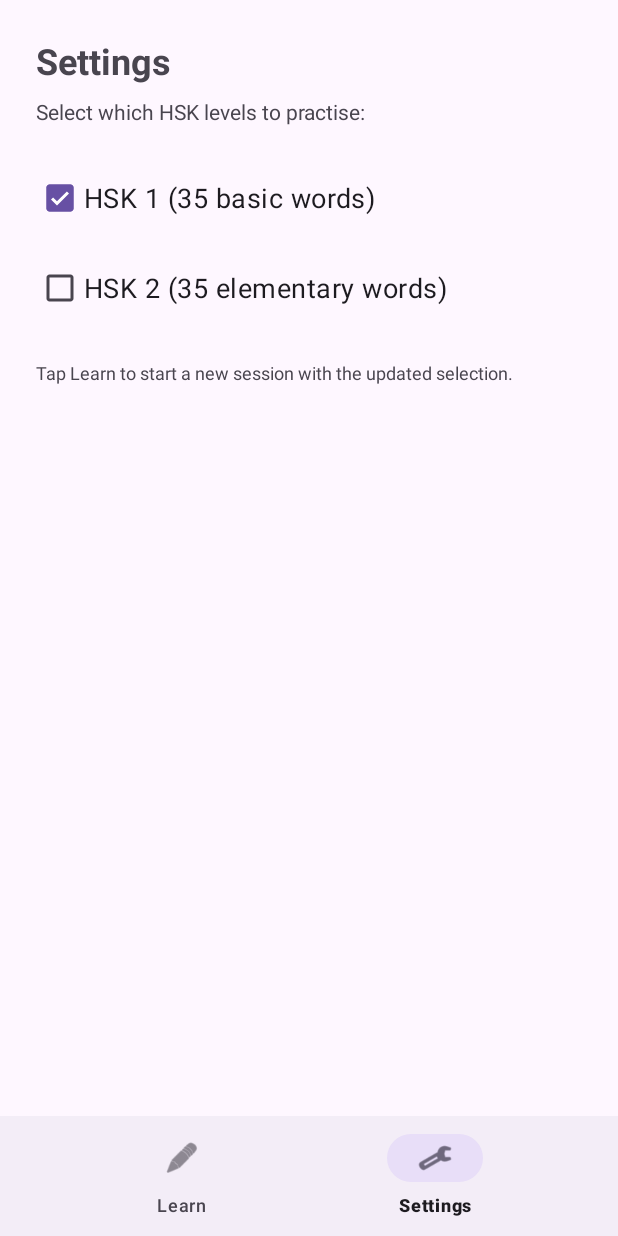
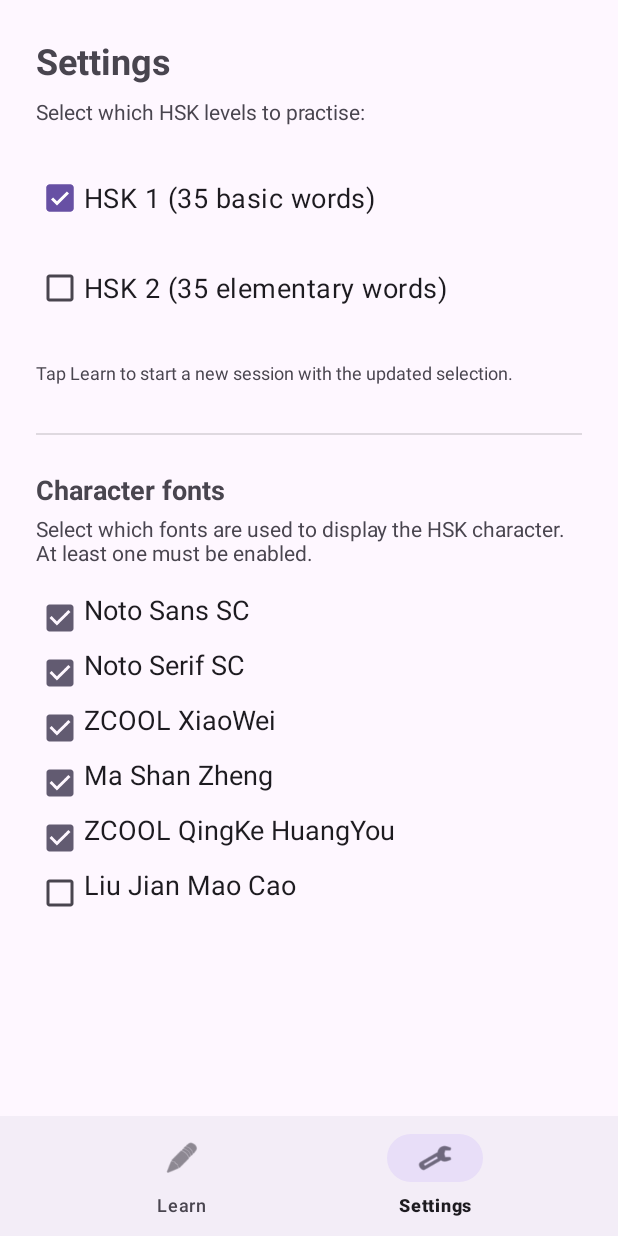
Before and after one commit to laufbanane2-create/hsk-learning, an Android app: the screen it shows after launch (MainActivity), item 2 of the bottom bar chosen, on a phone screen of 412 x 824 dp. Run offline under Robolectric (Android 15) with nearby library versions, the phone set to English and light mode, and no system bars; 2 statements that could not run were skipped.

Commit message:
feat: add font selector to settings tab
Agent-Logs-Url: https://github.com/laufbanane2-create/hsk-learning/sessions/cd5d1767-e659-4f36-bcec-6c3538c1c678

Co-authored-by: laufbanane2-create <272852210+laufbanane2-create@users.noreply.github.com>

```diff
--- /dev/null
+++ b/app/src/main/java/com/laufbanane2/hsklearning/data/ChineseFont.kt
@@ -0,0 +1,24 @@
+package com.laufbanane2.hsklearning.data
+
+import android.content.SharedPreferences
+
+data class ChineseFont(
+    val key: String,
+    val displayName: String,
+    val googleQuery: String,
+    val enabledByDefault: Boolean = true
+)
+
+object ChineseFonts {
+    val ALL = listOf(
+        ChineseFont("font_noto_sans_sc",          "Noto Sans SC",          "Noto Sans SC",          enabledByDefault = true),
+        ChineseFont("font_noto_serif_sc",         "Noto Serif SC",         "Noto Serif SC",         enabledByDefault = true),
+        ChineseFont("font_zcool_xiaowei",         "ZCOOL XiaoWei",         "ZCOOL XiaoWei",         enabledByDefault = true),
+        ChineseFont("font_ma_shan_zheng",         "Ma Shan Zheng",         "Ma Shan Zheng",         enabledByDefault = true),
+        ChineseFont("font_zcool_qingke_huangyou", "ZCOOL QingKe HuangYou", "ZCOOL QingKe HuangYou", enabledByDefault = true),
+        ChineseFont("font_liu_jian_mao_cao",      "Liu Jian Mao Cao",      "Liu Jian Mao Cao",      enabledByDefault = false)
+    )
+
+    fun isEnabled(prefs: SharedPreferences, font: ChineseFont): Boolean =
+        prefs.getBoolean(font.key, font.enabledByDefault)
+}
--- a/app/src/main/java/com/laufbanane2/hsklearning/ui/learn/LearnFragment.kt
+++ b/app/src/main/java/com/laufbanane2/hsklearning/ui/learn/LearnFragment.kt
@@ -14,6 +14,7 @@ import androidx.core.provider.FontRequest
 import androidx.core.provider.FontsContractCompat
 import androidx.fragment.app.Fragment
 import com.laufbanane2.hsklearning.R
+import com.laufbanane2.hsklearning.data.ChineseFonts
 import com.laufbanane2.hsklearning.data.StatsManager
 import com.laufbanane2.hsklearning.data.VocabData
 import com.laufbanane2.hsklearning.data.VocabItem
@@ -83,6 +84,8 @@ class LearnFragment : Fragment() {
         if (!vocabLoaded || hsk1 != loadedHsk1 || hsk2 != loadedHsk2) {
             loadVocab()
         }
+        // Always reload fonts on resume so changes made in Settings are picked up.
+        loadChineseFonts()
     }
 
     private fun isMuted(): Boolean {
@@ -114,22 +117,20 @@ class LearnFragment : Fragment() {
     }
 
     // Request the Chinese fonts from the Google Fonts provider asynchronously.
+    // Only fonts enabled in settings are requested.
     // Each font that loads successfully is added to chineseTypefaces and will
     // be picked up the next time a new word is shown.
     private fun loadChineseFonts() {
-        val fontQueries = listOf(
-            "Noto Serif SC",
-            "ZCOOL XiaoWei",
-            "Ma Shan Zheng",
-            "Liu Jian Mao Cao",
-            "ZCOOL QingKe HuangYou"
-        )
+        chineseTypefaces.clear()
+        val prefs = requireContext().getSharedPreferences("settings", Context.MODE_PRIVATE)
         val handler = Handler(Looper.getMainLooper())
-        fontQueries.forEach { query ->
+        ChineseFonts.ALL
+            .filter { ChineseFonts.isEnabled(prefs, it) }
+            .forEach { font ->
                 val request = FontRequest(
                     "com.google.android.gms.fonts",
                     "com.google.android.gms",
-                query,
+                    font.googleQuery,
                     R.array.com_google_android_gms_fonts_certs
                 )
                 FontsContractCompat.requestFont(
--- a/app/src/main/java/com/laufbanane2/hsklearning/ui/settings/SettingsFragment.kt
+++ b/app/src/main/java/com/laufbanane2/hsklearning/ui/settings/SettingsFragment.kt
@@ -5,8 +5,11 @@ import android.os.Bundle
 import android.view.LayoutInflater
 import android.view.View
 import android.view.ViewGroup
+import android.widget.CheckBox
 import android.widget.Toast
 import androidx.fragment.app.Fragment
+import com.laufbanane2.hsklearning.R
+import com.laufbanane2.hsklearning.data.ChineseFonts
 import com.laufbanane2.hsklearning.databinding.FragmentSettingsBinding
 
 class SettingsFragment : Fragment() {
@@ -46,6 +49,38 @@ class SettingsFragment : Fragment() {
 
         binding.checkboxHsk1.setOnClickListener(saveListener)
         binding.checkboxHsk2.setOnClickListener(saveListener)
+
+        // Build font checkboxes dynamically from the shared font list.
+        ChineseFonts.ALL.forEach { font ->
+            val checkbox = CheckBox(requireContext()).apply {
+                text = font.displayName
+                textSize = 18f
+                isChecked = ChineseFonts.isEnabled(prefs, font)
+                val bottom = (12 * resources.displayMetrics.density).toInt()
+                setPadding(paddingLeft, paddingTop, paddingRight, bottom)
+
+                setOnClickListener {
+                    // Enforce at least one font enabled.
+                    val anyEnabled = ChineseFonts.ALL.any { f ->
+                        val cb = binding.groupFontCheckboxes.findViewWithTag<CheckBox>(f.key)
+                        cb?.isChecked ?: ChineseFonts.isEnabled(prefs, f)
+                    }
+                    if (!anyEnabled) {
+                        Toast.makeText(
+                            requireContext(),
+                            getString(R.string.toast_font_min_one),
+                            Toast.LENGTH_SHORT
+                        ).show()
+                        isChecked = true
+                        return@setOnClickListener
+                    }
+                    prefs.edit().putBoolean(font.key, isChecked).apply()
+                }
+
+                tag = font.key
+            }
+            binding.groupFontCheckboxes.addView(checkbox)
+        }
     }
 
     override fun onDestroyView() {
--- a/app/src/main/res/layout/fragment_settings.xml
+++ b/app/src/main/res/layout/fragment_settings.xml
@@ -54,5 +54,36 @@
             android:textIsSelectable="true"
             android:layout_marginBottom="32dp" />
 
+        <!-- Divider -->
+        <View
+            android:layout_width="match_parent"
+            android:layout_height="1dp"
+            android:background="?android:attr/listDivider"
+            android:layout_marginBottom="24dp" />
+
+        <!-- Font selector section -->
+        <TextView
+            android:layout_width="match_parent"
+            android:layout_height="wrap_content"
+            android:text="@string/settings_fonts_title"
+            android:textSize="18sp"
+            android:textStyle="bold"
+            android:layout_marginBottom="4dp" />
+
+        <TextView
+            android:layout_width="match_parent"
+            android:layout_height="wrap_content"
+            android:text="@string/settings_fonts_subtitle"
+            android:textSize="14sp"
+            android:textColor="?android:attr/textColorSecondary"
+            android:textIsSelectable="true"
+            android:layout_marginBottom="16dp" />
+
+        <LinearLayout
+            android:id="@+id/groupFontCheckboxes"
+            android:layout_width="match_parent"
+            android:layout_height="wrap_content"
+            android:orientation="vertical" />
+
     </LinearLayout>
 </ScrollView>
--- a/app/src/main/res/values/strings.xml
+++ b/app/src/main/res/values/strings.xml
@@ -25,4 +25,7 @@
     <string name="hsk1_label">HSK 1 (35 basic words)</string>
     <string name="hsk2_label">HSK 2 (35 elementary words)</string>
     <string name="settings_note">Tap Learn to start a new session with the updated selection.</string>
+    <string name="settings_fonts_title">Character fonts</string>
+    <string name="settings_fonts_subtitle">Select which fonts are used to display the HSK character. At least one must be enabled.</string>
+    <string name="toast_font_min_one">Please keep at least one font enabled.</string>
 </resources>
```
Lines whose indentation alone changed are shown as unchanged.
